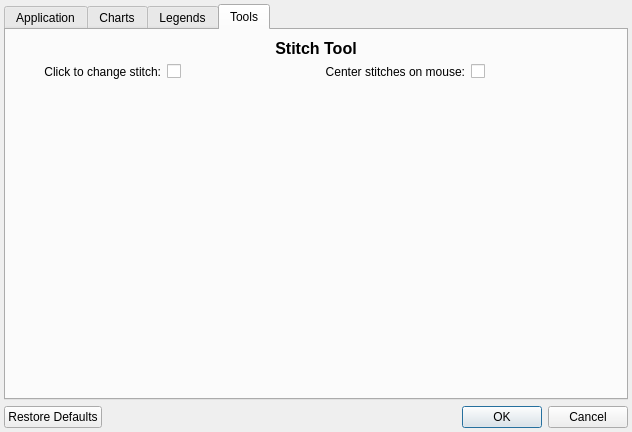
iPenguin/CrochetCharts, file src/settings.ui: the form before one commit.
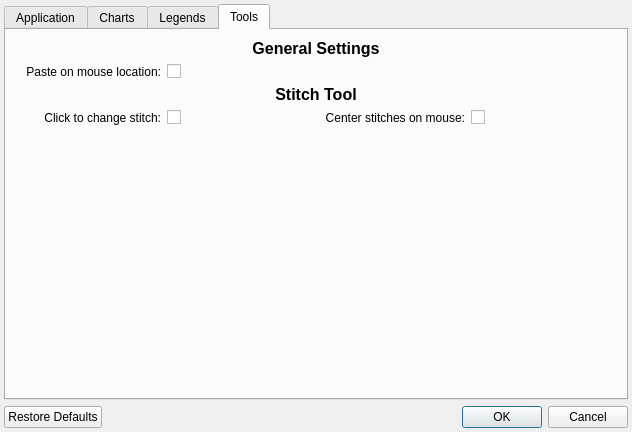
The form after the commit.

Commit message: snap to triangle, fully drawing triangle grid, option for paste to mouse position

```diff
--- a/src/settings.ui
+++ b/src/settings.ui
@@ -888,18 +888,31 @@
        <string>Tools</string>
       </attribute>
       <layout class="QGridLayout" name="gridLayout_5">
-       <item row="5" column="0">
-        <spacer name="verticalSpacer_2">
-         <property name="orientation">
-          <enum>Qt::Vertical</enum>
+       <item row="1" column="0">
+        <widget class="QLabel" name="label_35">
+         <property name="text">
+          <string>Paste on mouse location:</string>
          </property>
-         <property name="sizeHint" stdset="0">
-          <size>
-           <width>20</width>
-           <height>40</height>
-          </size>
+         <property name="alignment">
+          <set>Qt::AlignRight|Qt::AlignTrailing|Qt::AlignVCenter</set>
          </property>
-        </spacer>
+         <property name="buddy">
+          <cstring>showStitchTitle</cstring>
+         </property>
+        </widget>
+       </item>
+       <item row="1" column="1">
+        <widget class="QCheckBox" name="pasteOnMouseLocation">
+         <property name="sizePolicy">
+          <sizepolicy hsizetype="Minimum" vsizetype="Fixed">
+           <horstretch>0</horstretch>
+           <verstretch>0</verstretch>
+          </sizepolicy>
+         </property>
+         <property name="text">
+          <string/>
+         </property>
+        </widget>
        </item>
        <item row="3" column="0">
         <widget class="QLabel" name="label_32">
@@ -944,6 +957,36 @@
          </property>
         </widget>
        </item>
+       <item row="4" column="0">
+        <spacer name="verticalSpacer_2">
+         <property name="orientation">
+          <enum>Qt::Vertical</enum>
+         </property>
+         <property name="sizeHint" stdset="0">
+          <size>
+           <width>20</width>
+           <height>40</height>
+          </size>
+         </property>
+        </spacer>
+       </item>
+       <item row="0" column="0" colspan="4">
+        <widget class="QLabel" name="label_34">
+         <property name="sizePolicy">
+          <sizepolicy hsizetype="Preferred" vsizetype="Fixed">
+           <horstretch>0</horstretch>
+           <verstretch>0</verstretch>
+          </sizepolicy>
+         </property>
+         <property name="text">
+          <string>&lt;!DOCTYPE HTML PUBLIC &quot;-//W3C//DTD HTML 4.0//EN&quot; &quot;http://www.w3.org/TR/REC-html40/strict.dtd&quot;&gt;
+&lt;html&gt;&lt;head&gt;&lt;meta name=&quot;qrichtext&quot; content=&quot;1&quot; /&gt;&lt;style type=&quot;text/css&quot;&gt;
+p, li { white-space: pre-wrap; }
+&lt;/style&gt;&lt;/head&gt;&lt;body style=&quot; font-family:'Sans Serif'; font-size:9pt; font-weight:400; font-style:normal;&quot;&gt;
+&lt;p align=&quot;center&quot; style=&quot; margin-top:0px; margin-bottom:0px; margin-left:0px; margin-right:0px; -qt-block-indent:0; text-indent:0px;&quot;&gt;&lt;span style=&quot; font-family:'Ubuntu'; font-size:12pt; font-weight:600;&quot;&gt;General Settings&lt;/span&gt;&lt;/p&gt;&lt;/body&gt;&lt;/html&gt;</string>
+         </property>
+        </widget>
+       </item>
        <item row="2" column="0" colspan="4">
         <widget class="QLabel" name="label_31">
          <property name="sizePolicy">
```
Left out of the diff: 3 changed lines with no effect on the pictures. The commit also changes 4 other files.
